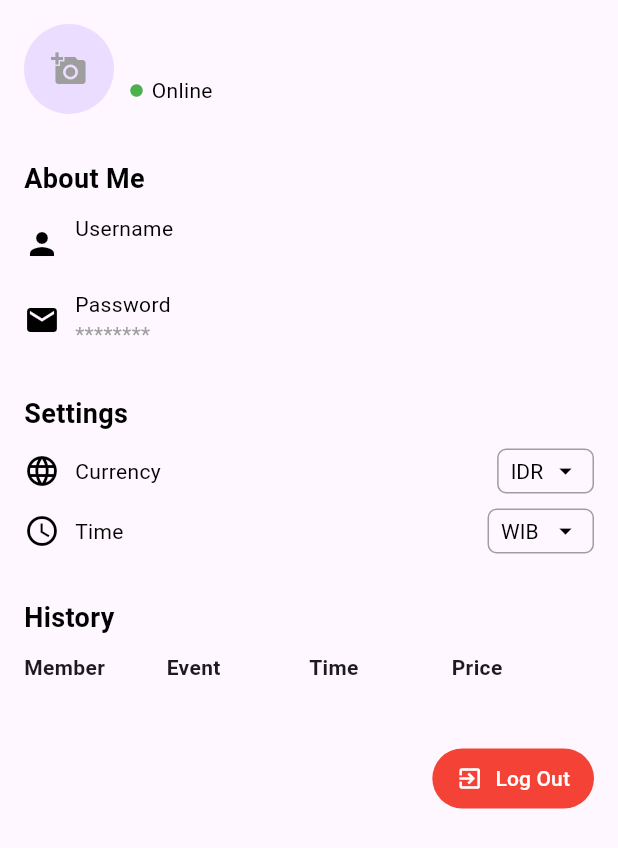
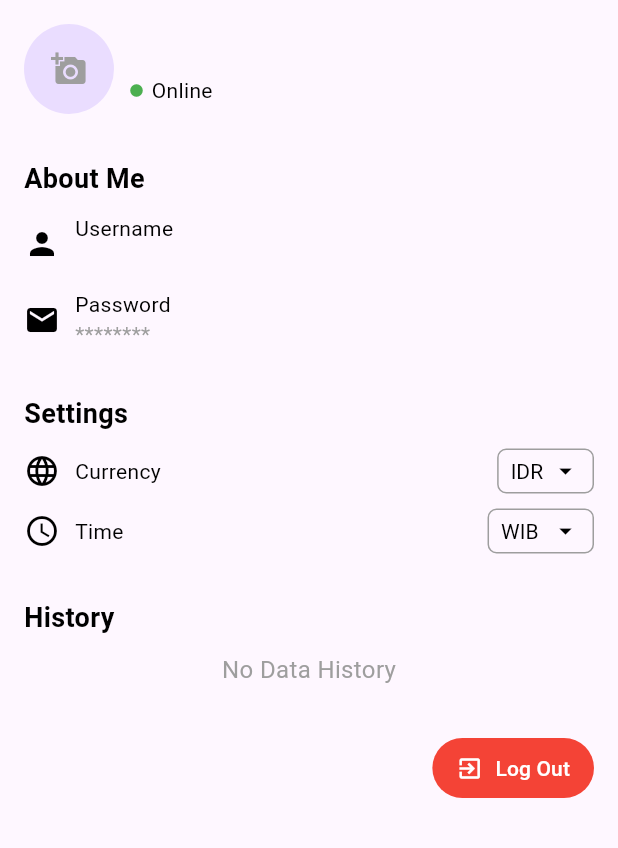
Before and after one commit to auditoosaputra/JKT48-App, a Flutter app: the ProfilePage screen opened directly, on a phone screen of 412 x 824 dp. Shown: the top 848 px of the screen. Run offline on Flutter 3.47's test engine with Material 3 defaults, Android fonts, the phone set to English and light mode, and no system bars; our stand-ins replace hive, hive_flutter, image_picker, shared_preferences; missing offline and left inert: encrypt; accounts and stored records are empty.

Commit message:
feat: add handler if-else for user input

```diff
--- a/lib/screens/profile.dart
+++ b/lib/screens/profile.dart
@@ -263,6 +263,16 @@ class _ProfilePageState extends State<ProfilePage> {
                       fontSize: 18,
                       fontWeight: FontWeight.bold)),
               SizedBox(height: 10),
+              if (eventHistory.isEmpty)
+                Center(
+                  child: Text(
+                    'No Data History',
+                    style: TextStyle(color: Colors.grey, fontSize: 16),
+                  ),
+                )
+              else
+                Column(
+                  children: [
                     Row(
                       children: [
                         Expanded(
@@ -319,8 +329,8 @@ class _ProfilePageState extends State<ProfilePage> {
                               child: Text('${event.name}'),
                             ),
                             Expanded(
-                        child:
-                            Text(_convertTime(_selectedTime, '${event.time}')),
+                              child: Text(
+                                  _convertTime(_selectedTime, '${event.time}')),
                             ),
                             Expanded(
                               child: Text(
@@ -329,6 +339,8 @@ class _ProfilePageState extends State<ProfilePage> {
                           ],
                         );
                       }).toList(),
+                    ),
+                  ],
                 ),
               SizedBox(height: 30),
               Align(
```
Lines whose indentation alone changed are shown as unchanged.
